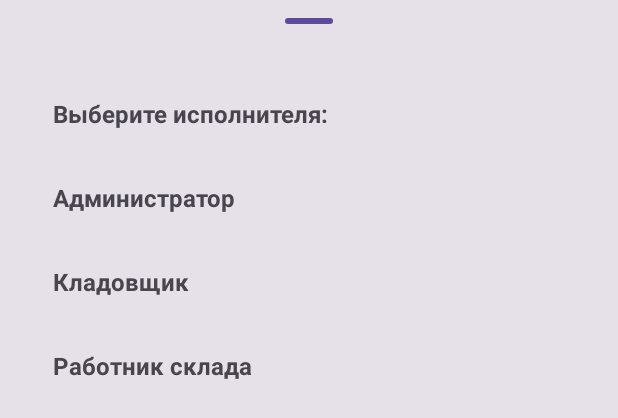
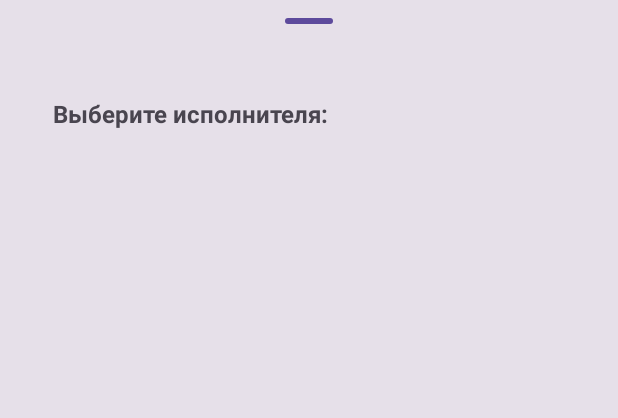
Before and after one commit to Lazydemon341/Ruparts, an Android app built with Jetpack Compose: the layout bottom_sheet_task_implementer.xml on its own in the app's theme, with its tools: preview values and no code run, on a phone screen of 412 x 824 dp. Shown: the top 418 px of the screen. Run offline under Robolectric (Android 15) with nearby library versions, the phone set to English and light mode, and no system bars.

Commit message:
add implementers

```diff
--- a/app/src/main/java/com/ruparts/app/features/taskslist/model/TaskImplementer.kt
+++ b/app/src/main/java/com/ruparts/app/features/taskslist/model/TaskImplementer.kt
@@ -2,7 +2,11 @@ package com.ruparts.app.features.taskslist.model
 
 enum class TaskImplementer {
     USER,
+    SUPPLIER,
+    HEAD_OF_WAREHOUSE,
+    STOREKEEPER,
+    LOGISTICS_CONTROL,
     PURCHASES_MANAGER,
-    STOREKEEPER,
+    FLAWS_PROCESSING_MANAGER,
     UNKNOWN,
 }
--- a/app/src/main/res/layout/bottom_sheet_task_implementer.xml
+++ b/app/src/main/res/layout/bottom_sheet_task_implementer.xml
@@ -1,7 +1,5 @@
 <?xml version="1.0" encoding="utf-8"?>
 <LinearLayout xmlns:android="http://schemas.android.com/apk/res/android"
-    xmlns:app="http://schemas.android.com/apk/res-auto"
-    xmlns:tools="http://schemas.android.com/tools"
     android:layout_width="match_parent"
     android:layout_height="wrap_content"
     android:orientation="vertical"
@@ -31,34 +29,11 @@
 <!--        android:layout_below="@id/bottom_sheet_implementers_header"-->
 <!--        android:layout_marginStart="20dp" />-->
 
-    <TextView
-        android:id="@+id/implementer1"
+    <!-- Container for dynamically added implementer options -->
+    <LinearLayout
+        android:id="@+id/implementers_container"
         android:layout_width="match_parent"
-        android:layout_height="56dp"
-        android:gravity="center_vertical"
-        android:paddingLeft="35dp"
-        android:text="Администратор"
-        android:textSize="16sp"
-        android:textStyle="bold" />
-
-    <TextView
-        android:id="@+id/implementer2"
-        android:layout_width="match_parent"
-        android:layout_height="56dp"
-        android:gravity="center_vertical"
-        android:paddingLeft="35dp"
-        android:text="Кладовщик"
-        android:textSize="16sp"
-        android:textStyle="bold"/>
-
-    <TextView
-        android:id="@+id/implementer3"
-        android:layout_width="match_parent"
-        android:layout_height="56dp"
-        android:gravity="center_vertical"
-        android:paddingLeft="35dp"
-        android:text="Работник склада"
-        android:textSize="16sp"
-        android:textStyle="bold"/>
+        android:layout_height="wrap_content"
+        android:orientation="vertical" />
 
 </LinearLayout>
--- a/app/src/main/res/values/dimens.xml
+++ b/app/src/main/res/values/dimens.xml
@@ -7,4 +7,8 @@
 
     <!-- SearchView dimensions -->
     <dimen name="search_corner_radius">16dp</dimen>
+
+    <!-- BottomSheetImplementer dimensions -->
+    <dimen name="implementer_item_height">56dp</dimen>
+    <dimen name="implementer_item_padding_left">35dp</dimen>
 </resources>
```
Also changed, not shown: app/src/main/java/com/ruparts/app/features/task/presentation/BottomSheetImplementer.kt (+44 -16 lines), app/src/main/java/com/ruparts/app/features/task/presentation/TaskFragment.kt (+6 -2 lines), app/src/main/java/com/ruparts/app/features/taskslist/data/network/model/TaskImplementerDto.kt (+24 -4 lines), app/src/main/res/layout/fragment_task.xml (+11 -11 lines).
